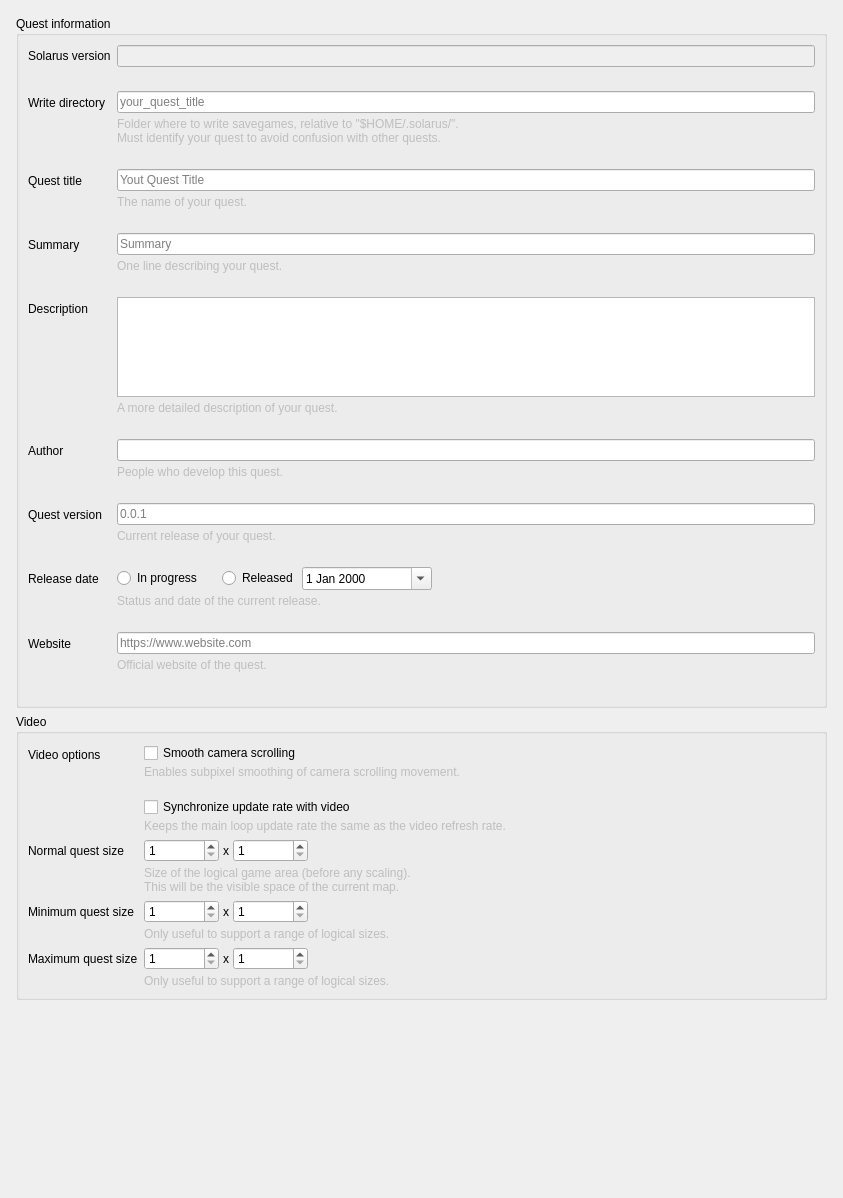
Above: src/widgets/quest_properties_editor.ui from Kangie/solarus before the change. Below: the same form after it.
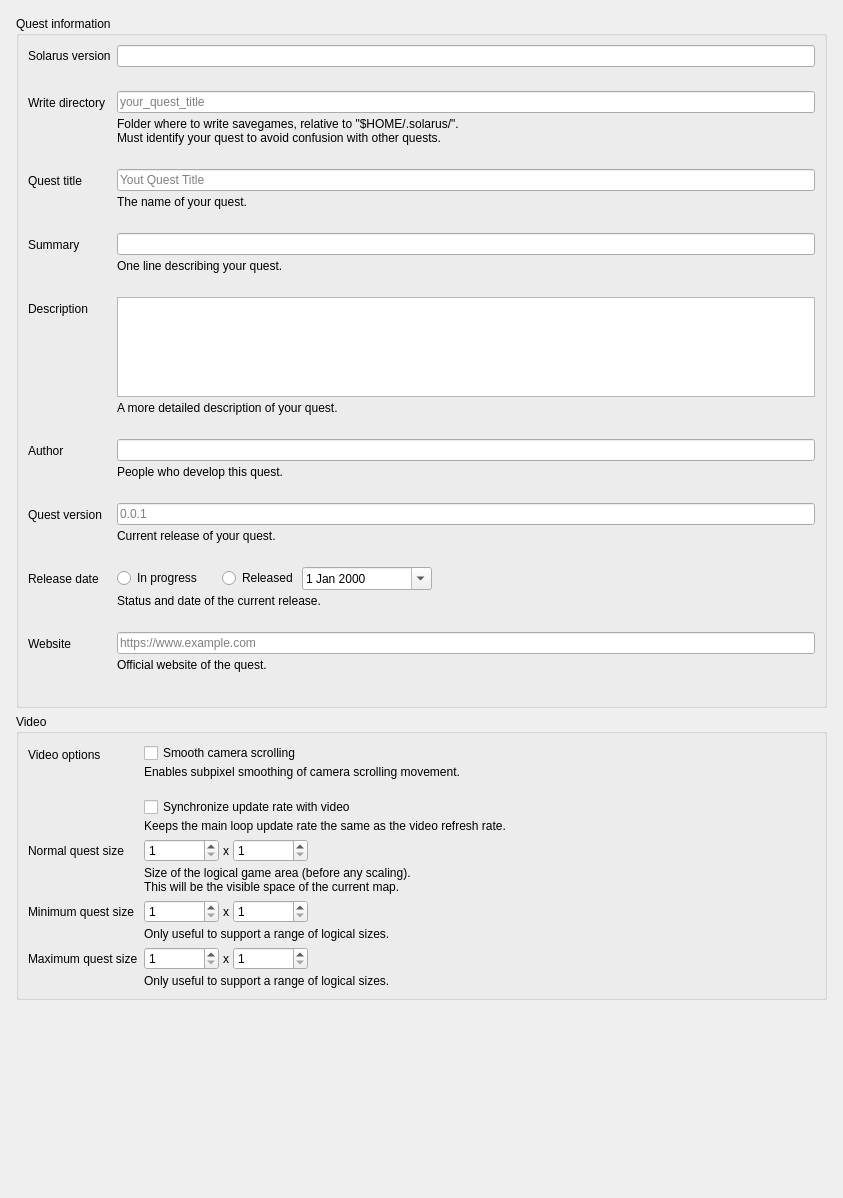
That is the form after the change. Custom widgets are drawn as their Qt base class.

Commit message: Fix quest properties contrast

The edit to the form file:
```diff
--- a/src/widgets/quest_properties_editor.ui
+++ b/src/widgets/quest_properties_editor.ui
@@ -32,10 +32,10 @@
    <item>
     <widget class="QScrollArea" name="scroll_area">
      <property name="frameShape">
-      <enum>QFrame::Shape::NoFrame</enum>
+      <enum>QFrame::NoFrame</enum>
      </property>
      <property name="horizontalScrollBarPolicy">
-      <enum>Qt::ScrollBarPolicy::ScrollBarAlwaysOff</enum>
+      <enum>Qt::ScrollBarAlwaysOff</enum>
      </property>
      <property name="widgetResizable">
       <bool>true</bool>
@@ -77,7 +77,7 @@
           <item>
            <layout class="QFormLayout" name="formLayout">
             <property name="fieldGrowthPolicy">
-             <enum>QFormLayout::FieldGrowthPolicy::ExpandingFieldsGrow</enum>
+             <enum>QFormLayout::ExpandingFieldsGrow</enum>
             </property>
             <property name="verticalSpacing">
              <number>24</number>
@@ -144,9 +144,6 @@
               </item>
               <item>
                <widget class="QLabel" name="label">
-                <property name="enabled">
-                 <bool>false</bool>
-                </property>
                 <property name="text">
                  <string>Folder where to write savegames, relative to &quot;$HOME/.solarus/&quot;.
 Must identify your quest to avoid confusion with other quests.</string>
@@ -196,9 +193,6 @@
               </item>
               <item>
                <widget class="QLabel" name="label_2">
-                <property name="enabled">
-                 <bool>false</bool>
-                </property>
                 <property name="text">
                  <string>The name of your quest.</string>
                 </property>
@@ -236,17 +230,10 @@
                <number>0</number>
               </property>
               <item>
-               <widget class="QLineEdit" name="short_description_field">
-                <property name="placeholderText">
-                 <string>Summary</string>
-                </property>
-               </widget>
+               <widget class="QLineEdit" name="short_description_field"/>
               </item>
               <item>
                <widget class="QLabel" name="label_10">
-                <property name="enabled">
-                 <bool>false</bool>
-                </property>
                 <property name="text">
                  <string>One line describing your quest.</string>
                 </property>
@@ -303,16 +290,10 @@
                 <property name="plainText">
                  <string notr="true"/>
                 </property>
-                <property name="placeholderText">
-                 <string>Description</string>
-                </property>
                </widget>
               </item>
               <item>
                <widget class="QLabel" name="label_12">
-                <property name="enabled">
-                 <bool>false</bool>
-                </property>
                 <property name="text">
                  <string>A more detailed description of your quest.</string>
                 </property>
@@ -354,9 +335,6 @@
               </item>
               <item>
                <widget class="QLabel" name="label_14">
-                <property name="enabled">
-                 <bool>false</bool>
-                </property>
                 <property name="text">
                  <string>People who develop this quest.</string>
                 </property>
@@ -402,9 +380,6 @@
               </item>
               <item>
                <widget class="QLabel" name="label_18">
-                <property name="enabled">
-                 <bool>false</bool>
-                </property>
                 <property name="text">
                  <string>Current release of your quest.</string>
                 </property>
@@ -468,10 +443,10 @@
                 <item>
                  <spacer name="horizontalSpacer_5">
                   <property name="orientation">
-                   <enum>Qt::Orientation::Horizontal</enum>
+                   <enum>Qt::Horizontal</enum>
                   </property>
                   <property name="sizeType">
-                   <enum>QSizePolicy::Policy::Fixed</enum>
+                   <enum>QSizePolicy::Fixed</enum>
                   </property>
                   <property name="sizeHint" stdset="0">
                    <size>
@@ -504,7 +479,7 @@
                 <item>
                  <spacer name="horizontalSpacer_4">
                   <property name="orientation">
-                   <enum>Qt::Orientation::Horizontal</enum>
+                   <enum>Qt::Horizontal</enum>
                   </property>
                   <property name="sizeHint" stdset="0">
                    <size>
@@ -518,9 +493,6 @@
               </item>
               <item>
                <widget class="QLabel" name="label_20">
-                <property name="enabled">
-                 <bool>false</bool>
-                </property>
                 <property name="text">
                  <string>Status and date of the current release.</string>
                 </property>
@@ -560,15 +532,12 @@
               <item>
                <widget class="QLineEdit" name="website_field">
                 <property name="placeholderText">
-                 <string>https://www.website.com</string>
+                 <string>https://www.example.com</string>
                 </property>
                </widget>
               </item>
               <item>
                <widget class="QLabel" name="label_16">
-                <property name="enabled">
-                 <bool>false</bool>
-                </property>
                 <property name="text">
                  <string>Official website of the quest.</string>
                 </property>
@@ -581,8 +550,8 @@
             </item>
             <item row="0" column="1">
              <widget class="QLineEdit" name="solarus_version_value">
-              <property name="enabled">
-               <bool>false</bool>
+              <property name="readOnly">
+               <bool>true</bool>
               </property>
              </widget>
             </item>
@@ -606,7 +575,7 @@
           <item>
            <layout class="QFormLayout" name="quest_info_form">
             <property name="fieldGrowthPolicy">
-             <enum>QFormLayout::FieldGrowthPolicy::AllNonFixedFieldsGrow</enum>
+             <enum>QFormLayout::AllNonFixedFieldsGrow</enum>
             </property>
             <property name="leftMargin">
              <number>0</number>
@@ -653,9 +622,6 @@
               </item>
               <item>
                <widget class="QLabel" name="label_long_flags">
-                <property name="enabled">
-                 <bool>false</bool>
-                </property>
                 <property name="text">
                  <string>Enables subpixel smoothing of camera scrolling movement.</string>
                 </property>
@@ -667,10 +633,10 @@
               <item>
                <spacer name="verticalSpacer_2">
                 <property name="orientation">
-                 <enum>Qt::Orientation::Vertical</enum>
+                 <enum>Qt::Vertical</enum>
                 </property>
                 <property name="sizeType">
-                 <enum>QSizePolicy::Policy::Fixed</enum>
+                 <enum>QSizePolicy::Fixed</enum>
                 </property>
                 <property name="sizeHint" stdset="0">
                  <size>
@@ -689,9 +655,6 @@
               </item>
               <item>
                <widget class="QLabel" name="label_11">
-                <property name="enabled">
-                 <bool>false</bool>
-                </property>
                 <property name="text">
                  <string>Keeps the main loop update rate the same as the video refresh rate.</string>
                 </property>
@@ -790,7 +753,7 @@
                 <item>
                  <spacer name="horizontalSpacer">
                   <property name="orientation">
-                   <enum>Qt::Orientation::Horizontal</enum>
+                   <enum>Qt::Horizontal</enum>
                   </property>
                   <property name="sizeHint" stdset="0">
                    <size>
@@ -804,9 +767,6 @@
               </item>
               <item>
                <widget class="QLabel" name="label_3">
-                <property name="enabled">
-                 <bool>false</bool>
-                </property>
                 <property name="text">
                  <string>Size of the logical game area (before any scaling).
 This will be the visible space of the current map.</string>
@@ -909,7 +869,7 @@
                 <item>
                  <spacer name="horizontalSpacer_2">
                   <property name="orientation">
-                   <enum>Qt::Orientation::Horizontal</enum>
+                   <enum>Qt::Horizontal</enum>
                   </property>
                   <property name="sizeHint" stdset="0">
                    <size>
@@ -923,9 +883,6 @@
               </item>
               <item>
                <widget class="QLabel" name="label_4">
-                <property name="enabled">
-                 <bool>false</bool>
-                </property>
                 <property name="text">
                  <string>Only useful to support a range of logical sizes.</string>
                 </property>
@@ -1024,7 +981,7 @@
                 <item>
                  <spacer name="horizontalSpacer_3">
                   <property name="orientation">
-                   <enum>Qt::Orientation::Horizontal</enum>
+                   <enum>Qt::Horizontal</enum>
                   </property>
                   <property name="sizeHint" stdset="0">
                    <size>
@@ -1038,9 +995,6 @@
               </item>
               <item>
                <widget class="QLabel" name="label_6">
-                <property name="enabled">
-                 <bool>false</bool>
-                </property>
                 <property name="text">
                  <string>Only useful to support a range of logical sizes.</string>
                 </property>
@@ -1056,7 +1010,7 @@
        <item>
         <spacer name="verticalSpacer">
          <property name="orientation">
-          <enum>Qt::Orientation::Vertical</enum>
+          <enum>Qt::Vertical</enum>
          </property>
          <property name="sizeHint" stdset="0">
           <size>
```
